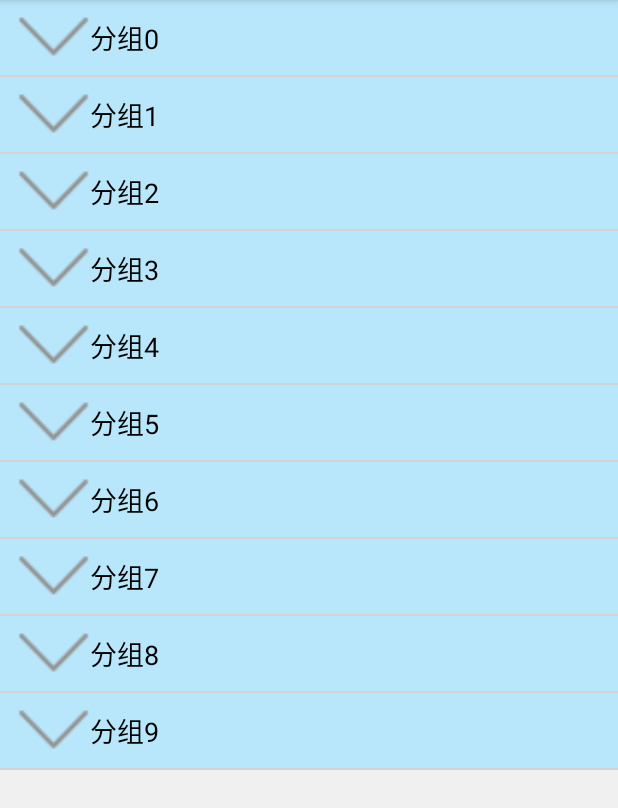
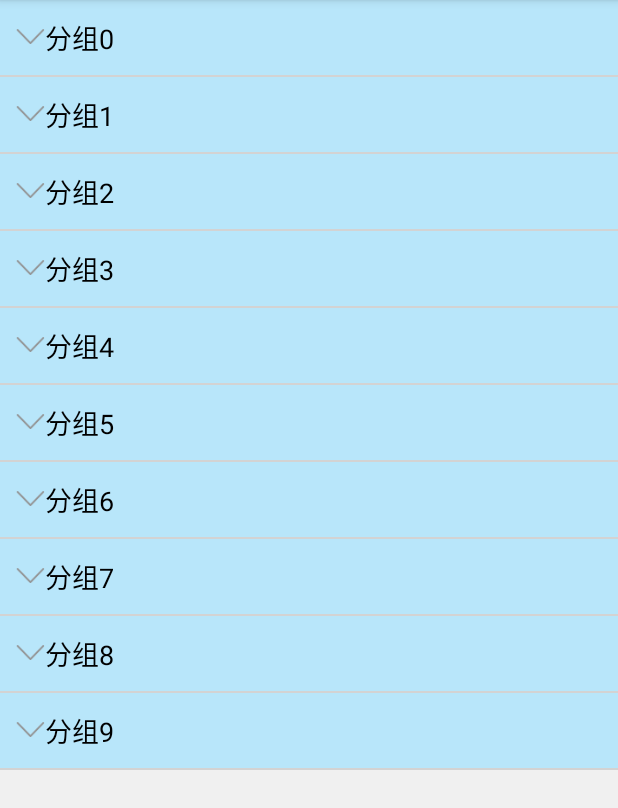
Before and after one commit to garyhu1/RCVDemo, an Android app: the SecondActivity screen opened directly, with no data from a screen before it, on a phone screen of 412 x 824 dp, the part 84-892 px from its top. Run offline under Robolectric (Android 15) with nearby library versions, the phone set to English and light mode, and no system bars.

```diff
--- a/app/src/main/res/layout/group.xml
+++ b/app/src/main/res/layout/group.xml
@@ -7,8 +7,8 @@
     android:gravity="center_vertical">
     <ImageView
         android:id="@+id/groupIcon"
-        android:layout_width="50dp"
-        android:layout_height="50dp"
+        android:layout_width="20dp"
+        android:layout_height="20dp"
         android:contentDescription="@null"
         android:layout_marginLeft="10dp"
         android:src="@drawable/icon_selection_down"/>
--- a/app/src/main/res/layout/group_head.xml
+++ b/app/src/main/res/layout/group_head.xml
@@ -7,8 +7,8 @@
     android:gravity="center_vertical">
     <ImageView
         android:id="@+id/groupIcon"
-        android:layout_width="50dp"
-        android:layout_height="50dp"
+        android:layout_width="20dp"
+        android:layout_height="20dp"
         android:contentDescription="@null"
         android:layout_marginLeft="10dp"
         android:src="@drawable/icon_selection_up"/>
```
Also changed, not shown: 1 other file.
